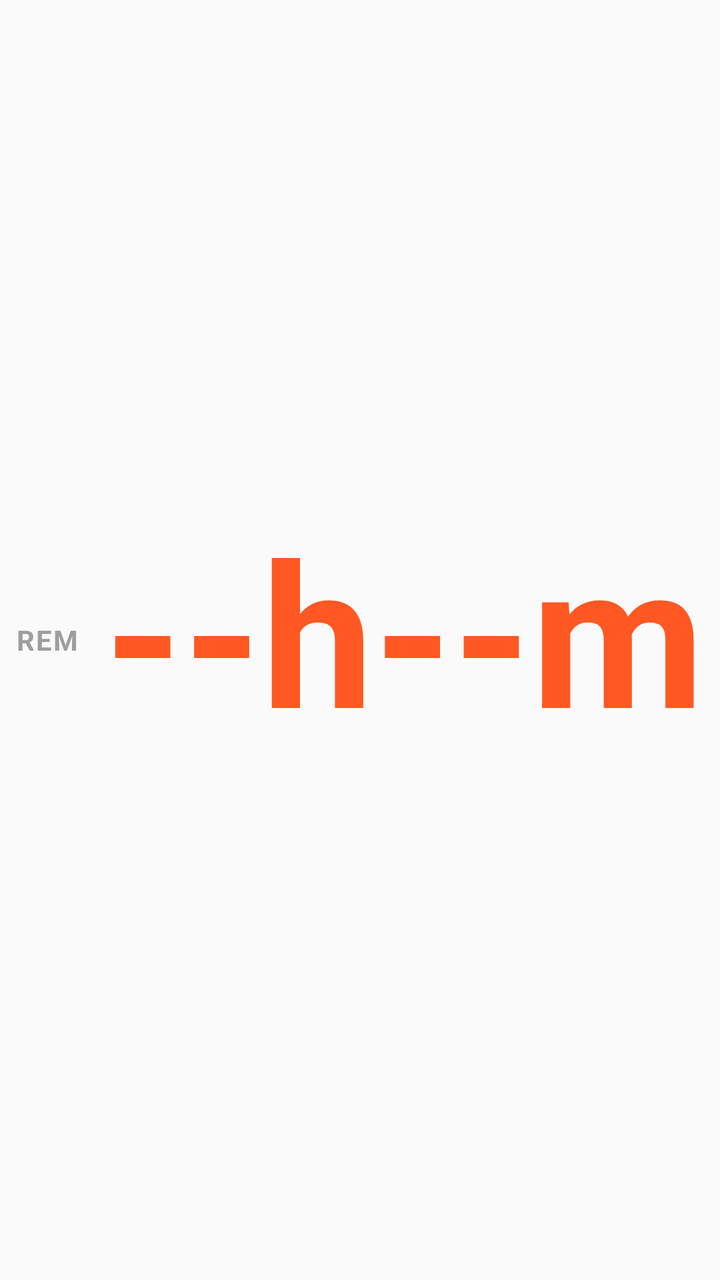
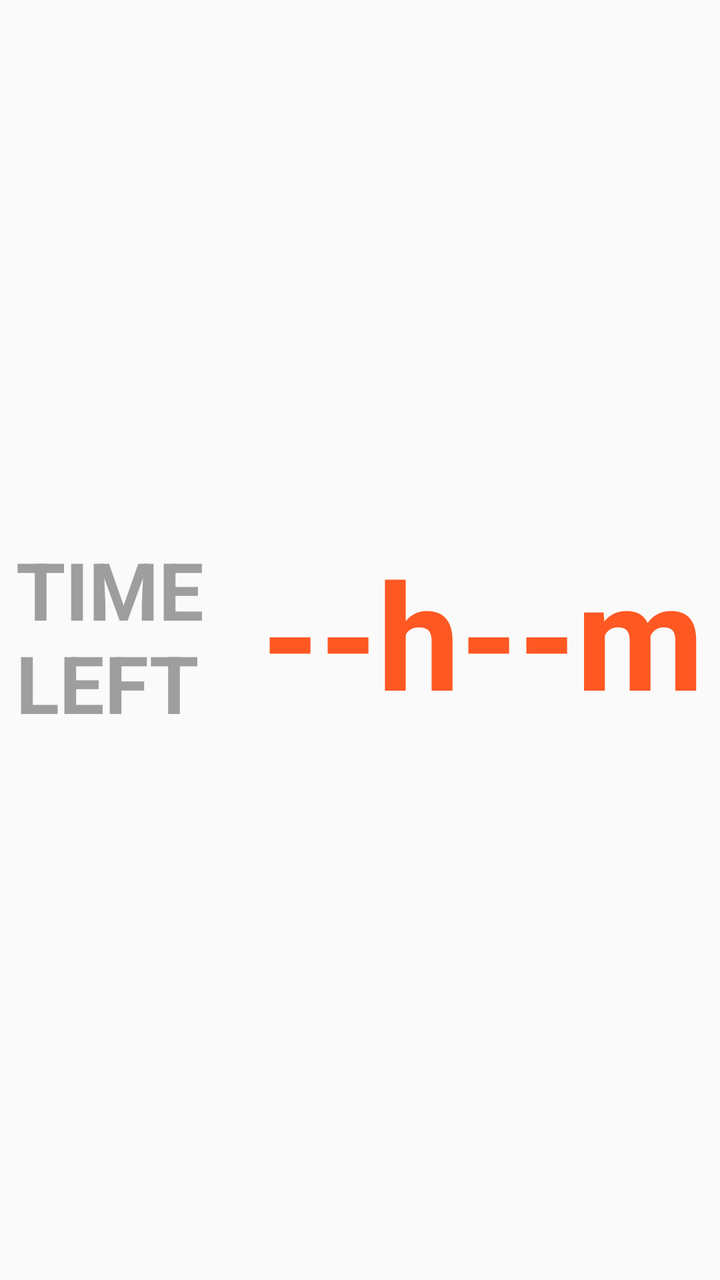

Two renders of the same Android screen: before a commit and after it. Below are the layout's source before the change and the commit's diff.
<!-- AndroidManifest.xml: application theme Theme.AppCompat.DayNight.NoActionBar -->
<!-- res/layout/view_eta_remaining.xml -->
<?xml version="1.0" encoding="utf-8"?>
<LinearLayout xmlns:android="http://schemas.android.com/apk/res/android"
    android:id="@+id/root_remaining"
    android:layout_width="match_parent"
    android:layout_height="match_parent"
    android:orientation="horizontal"
    android:gravity="center_vertical"
    android:paddingStart="8dp"
    android:paddingEnd="8dp"
    android:background="@android:color/transparent">

    <TextView
        android:id="@+id/tv_remaining_label"
        android:layout_width="wrap_content"
        android:layout_height="wrap_content"
        android:maxWidth="120dp"
        android:paddingEnd="8dp"
        android:text="REM"
        android:textSize="14sp"
        android:textStyle="bold"
        android:textColor="#9E9E9E"
        android:textAllCaps="true"
        android:letterSpacing="0.05"
        android:maxLines="2" />

    <TextView
        android:id="@+id/tv_remaining_value"
        android:layout_width="0dp"
        android:layout_height="match_parent"
        android:layout_weight="1"
        android:gravity="center_vertical|end"
        android:text="--h--m"
        android:textStyle="bold"
        android:textColor="#FF5823"
        android:maxLines="1"
        android:includeFontPadding="false"
        android:autoSizeTextType="uniform"
        android:autoSizeMinTextSize="16sp"
        android:autoSizeMaxTextSize="110sp"
        android:autoSizeStepGranularity="2sp" />

</LinearLayout>
<!-- resources referenced by this layout -->
<resources>

</resources>

<!-- the commit's change to res/layout/view_eta_remaining.xml (unified diff, before → after) -->
@@ -7,27 +7,33 @@
     android:gravity="center_vertical"
     android:paddingStart="8dp"
     android:paddingEnd="8dp"
+    android:paddingTop="4dp"
+    android:paddingBottom="4dp"
     android:background="@android:color/transparent">
 
     <TextView
         android:id="@+id/tv_remaining_label"
-        android:layout_width="wrap_content"
-        android:layout_height="wrap_content"
-        android:maxWidth="120dp"
-        android:paddingEnd="8dp"
-        android:text="REM"
-        android:textSize="14sp"
+        android:layout_width="0dp"
+        android:layout_height="match_parent"
+        android:layout_weight="0.34"
+        android:gravity="center_vertical|start"
+        android:paddingEnd="6dp"
+        android:text="TIME\nLEFT"
         android:textStyle="bold"
         android:textColor="#9E9E9E"
         android:textAllCaps="true"
-        android:letterSpacing="0.05"
-        android:maxLines="2" />
+        android:maxLines="2"
+        android:includeFontPadding="false"
+        android:autoSizeTextType="uniform"
+        android:autoSizeMinTextSize="12sp"
+        android:autoSizeMaxTextSize="40sp"
+        android:autoSizeStepGranularity="1sp" />
 
     <TextView
         android:id="@+id/tv_remaining_value"
         android:layout_width="0dp"
         android:layout_height="match_parent"
-        android:layout_weight="1"
+        android:layout_weight="0.66"
         android:gravity="center_vertical|end"
         android:text="--h--m"
         android:textStyle="bold"
